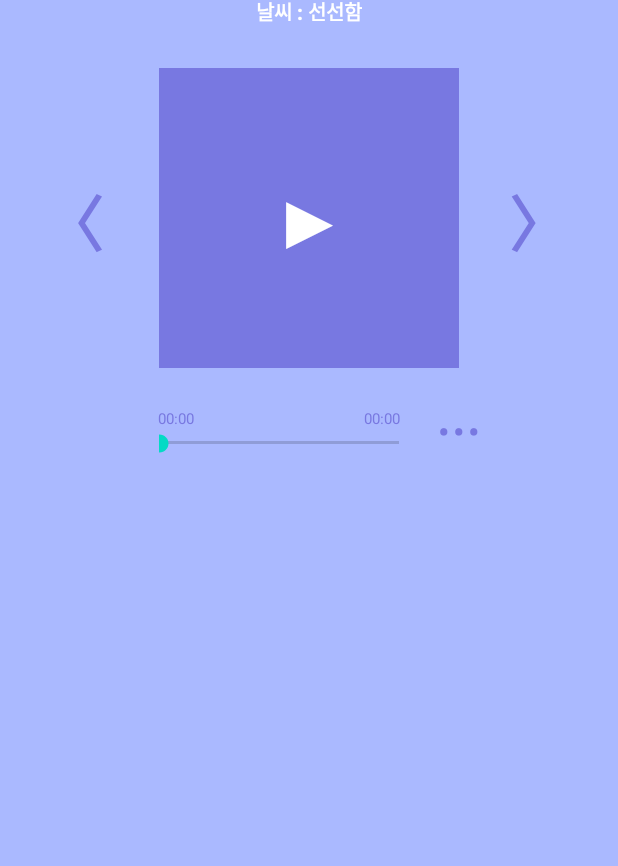
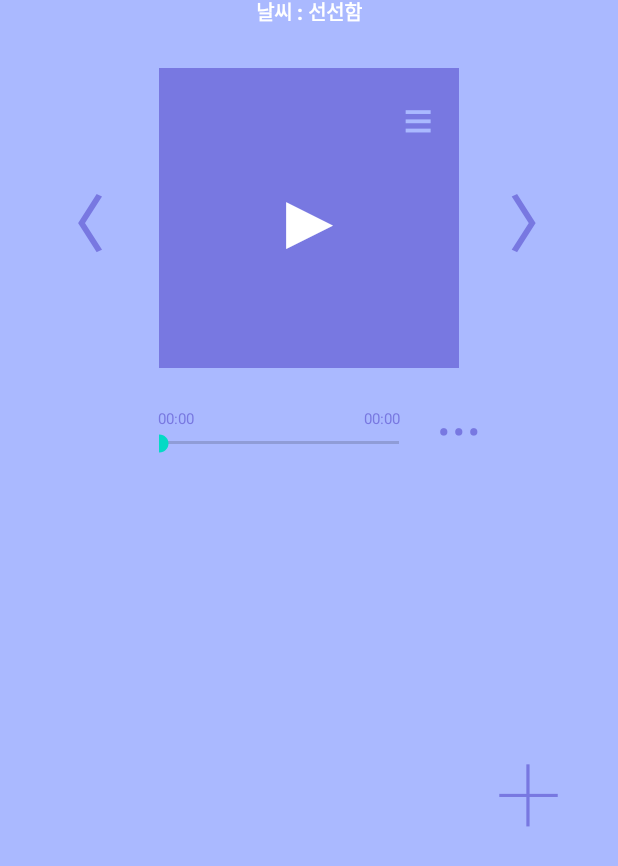
Before and after one commit to haseomg/PlayList, an Android app: the MainActivity screen opened directly, with no data from a screen before it, on a phone screen of 412 x 824 dp. Shown: the part 353-1219 px from the top of the screen. Run offline under Robolectric (Android 15) with nearby library versions, the phone set to English and light mode, and no system bars; libraries missing offline, so code that uses them is left out: com.kakao.sdk; 5 statements that could not run were skipped.

Commit message:
Main - Add SongListButton and Upload Button

```diff
--- a/app/src/main/java/com/example/playlist/MainActivity.java
+++ b/app/src/main/java/com/example/playlist/MainActivity.java
@@ -56,6 +56,8 @@ public class MainActivity extends AppCompatActivity {
     Button logIn;
     Button select;
     Button comment;
+    Button upload;
+    Button songList;
 
     TextView songTime;
     TextView mainLogo;
@@ -211,6 +213,25 @@ public class MainActivity extends AppCompatActivity {
             // personEmail.setText
         }
 
+        // 클릭 이벤트 시 재생목록 생성
+        songList = findViewById(R.id.menuButton);
+        songList.setOnClickListener(new View.OnClickListener() {
+            @Override
+            public void onClick(View v) {
+                Log.i(TAG, "재생목록 버튼 클릭");
+                AlertDialog.Builder builder = new AlertDialog.Builder(MainActivity.this);
+                builder.setTitle("SongList See U Soon !");
+                builder.setPositiveButton("OK",
+                        new DialogInterface.OnClickListener() {
+                            @Override
+                            public void onClick(DialogInterface dialog, int which) {
+
+                            }
+                        });
+                builder.show();
+            }
+        });
+
 
         // PICK 액티비티로 가는 버튼
         select = findViewById(R.id.selectableButton);
@@ -314,6 +335,16 @@ public class MainActivity extends AppCompatActivity {
 //                //TODO 시크바 터치가 끝났을 때
 //            }
 //        });
+
+        upload = findViewById(R.id.uploadButton);
+        upload.setOnClickListener(new View.OnClickListener() {
+            @Override
+            public void onClick(View v) {
+                Log.i(TAG, "uploadButton onCLick()");
+                Intent intent = new Intent(mainCtx, Upload.class);
+                startActivity(intent);
+            }
+        });
 
         // TODO 랜덤 넘버 추출
         randomNumber();
@@ -450,12 +481,12 @@ public class MainActivity extends AppCompatActivity {
                                                             Log.i(TAG, "songInfo num Check : " + num);
 
                                                             String deleteNum = numCut[1];
-                                                            String [] artistCut = deleteNum.split("###");
+                                                            String[] artistCut = deleteNum.split("###");
                                                             artist = artistCut[0];
                                                             Log.i(TAG, "songInfo artist Check : " + artist);
 
                                                             String deleteArtist = artistCut[1];
-                                                            String [] pathCut = deleteArtist.split("@@@");
+                                                            String[] pathCut = deleteArtist.split("@@@");
                                                             String path = pathCut[0];
                                                             Log.i(TAG, "songInfo path Check : " + path);
 
@@ -472,7 +503,8 @@ public class MainActivity extends AppCompatActivity {
                                                             // TODO 4.close Player 조건 잘 세워야 함
 //                                                        closePlayer();
 //                                                        mediaPlayer = new MediaPlayer();
-                                                            mediaPlayer.setLooping(true);
+                                                            // TODO 연속 재생 시켜야 해서 한 곡 반복 해제
+                                                            mediaPlayer.setLooping(false);
                                                             Log.i(TAG, "MediaPlayer 생성");
 
                                                             mediaPlayer.setAudioStreamType(AudioManager.STREAM_MUSIC);
@@ -1183,6 +1215,10 @@ public class MainActivity extends AppCompatActivity {
                 updateSeekBar();
             }
         }, 1000);
+        if (mainSeekBar.getProgress() == 0) {
+            // 다음 음악 재생
+            Log.i(TAG, "mainSeekBar.getProgress Check : " + mainSeekBar.getProgress());
+        }
     }
 
     public void onStopButtonClick() {
@@ -1320,12 +1356,12 @@ public class MainActivity extends AppCompatActivity {
                                                 Log.i(TAG, "[RightPlay]songInfo num Check : " + num);
 
                                                 String deleteNum = numCut[1];
-                                                String [] artistCut = deleteNum.split("###");
+                                                String[] artistCut = deleteNum.split("###");
                                                 artist = artistCut[0];
                                                 Log.i(TAG, "[RightPlay]songInfo artist Check : " + artist);
 
                                                 String deleteArtist = artistCut[1];
-                                                String [] pathCut = deleteArtist.split("@@@");
+                                                String[] pathCut = deleteArtist.split("@@@");
                                                 String path = pathCut[0];
                                                 Log.i(TAG, "[RightPlay]songInfo path Check : " + path);
 
@@ -1344,7 +1380,7 @@ public class MainActivity extends AppCompatActivity {
                                                 // TODO 4.close Player 조건 잘 세워야 함
 //                                                        closePlayer();
 //                                                        mediaPlayer = new MediaPlayer();
-                                                mediaPlayer.setLooping(true);
+                                                mediaPlayer.setLooping(false);
                                                 Log.i(TAG, "[RightPlay] MediaPlayer 생성");
 
                                                 mediaPlayer.setAudioStreamType(AudioManager.STREAM_MUSIC);
@@ -1395,7 +1431,9 @@ public class MainActivity extends AppCompatActivity {
                                                 mediaPlayer.setOnCompletionListener(new MediaPlayer.OnCompletionListener() {
                                                     @Override
                                                     public void onCompletion(MediaPlayer mp) {
+                                                        // 다음곡을 재생하는 코드를 여기에 적어
                                                         mainSeekBar.setProgress(0);
+//                                                        rightPlayBtn.performClick();
                                                     }
                                                 });
 
@@ -1560,6 +1598,15 @@ public class MainActivity extends AppCompatActivity {
 
     public void randomNumber() {
 
+        randomShared = getSharedPreferences("randomNumber", MODE_PRIVATE);
+        randomEditor = randomShared.edit();
+
+        String bringInNumbers = randomShared.getString("randomNumbers", "");
+        Log.i(TAG, "randomNumbers bring in shared : " + bringInNumbers);
+
+        if (bringInNumbers == "" || bringInNumbers == null) {
+
+        } else {
             Log.i(TAG, "randomNumber 메서드 실행");
 
             random = new Random();
@@ -1596,21 +1643,12 @@ public class MainActivity extends AppCompatActivity {
 
 
             // TODO Random Numbers Shared에 넣어보자
-//        if (bringInNumbers.equals("") || bringInNumbers == null) {
-        randomShared = getSharedPreferences("randomNumber", MODE_PRIVATE);
-        randomEditor = randomShared.edit();
+
             randomEditor.putString("randomNumbers", numAdd);
             Log.i(TAG, "numAdd Check : " + numAdd);
             randomEditor.apply();
             randomEditor.commit();
 
-        String bringInNumbers = randomShared.getString("randomNumbers", "");
-        Log.i(TAG, "randomNumbers bring in shared : " + bringInNumbers);
-//        } else {
-//            Log.i(TAG, "randomNumber -- after shared : " + bringInNumbers);
-//        }
-        // TODO 여기까지
-
             Log.i(TAG, "[Random] numAdd check : " + numAdd);
             Log.i(TAG, "[Random] -------------------------------");
 
@@ -1622,6 +1660,7 @@ public class MainActivity extends AppCompatActivity {
             castNum = Integer.toString(firstplayNum);
             // 랜덤 숫자 1개
             Log.i(TAG, "String castNum 확인 : " + castNum);
+        }
     }
 
 
@@ -1632,7 +1671,7 @@ public class MainActivity extends AppCompatActivity {
         if (status == NetworkStatus.TYPE_MOBILE || status == NetworkStatus.TYPE_WIFI) {
 
             HttpUrl.Builder builder = HttpUrl.parse("http://54.180.155.66/insert_pastMusic.php").newBuilder();
-            builder.addQueryParameter("ver","1.0");
+            builder.addQueryParameter("ver", "1.0");
             String url = builder.build().toString();
             Log.i(TAG, "insertPastMusicTable String url Check : " + url);
 
@@ -1701,7 +1740,7 @@ public class MainActivity extends AppCompatActivity {
         if (status == NetworkStatus.TYPE_MOBILE || status == NetworkStatus.TYPE_WIFI) {
 
             HttpUrl.Builder builder = HttpUrl.parse("http://54.180.155.66/delete_Music.php").newBuilder();
-            builder.addQueryParameter("ver","1.0");
+            builder.addQueryParameter("ver", "1.0");
             String url = builder.build().toString();
             Log.i(TAG, "delete_Music  String url Check : " + url);
 
--- a/app/src/main/res/layout/activity_main.xml
+++ b/app/src/main/res/layout/activity_main.xml
@@ -112,6 +112,23 @@
             app:layout_constraintTop_toTopOf="parent"
             app:layout_constraintVertical_bias="0.0" />
 
+        <Button
+            android:id="@+id/menuButton"
+            android:layout_width="55sp"
+            android:layout_height="wrap_content"
+            android:background="#00FFFFFF"
+            android:fontFamily="sans-serif-thin"
+            android:gravity="center_vertical|center_horizontal"
+            android:text="≡"
+            android:textColor="#AAB9FF"
+            android:textSize="35sp"
+            app:layout_constraintBottom_toBottomOf="parent"
+            app:layout_constraintEnd_toEndOf="parent"
+            app:layout_constraintHorizontal_bias="1.0"
+            app:layout_constraintStart_toStartOf="parent"
+            app:layout_constraintTop_toTopOf="parent"
+            app:layout_constraintVertical_bias="0.0" />
+
     </androidx.constraintlayout.widget.ConstraintLayout>
 
     <TextView
@@ -176,4 +193,20 @@
         app:layout_constraintTop_toBottomOf="@+id/mainPlayLayout"
         app:layout_constraintVertical_bias="0.06" />
 
+    <Button
+        android:id="@+id/uploadButton"
+        android:layout_width="wrap_content"
+        android:layout_height="wrap_content"
+        android:background="#00FFFFFF"
+        android:fontFamily="sans-serif-thin"
+        android:text="+"
+        android:textColor="#7878E1"
+        android:textSize="80sp"
+        app:layout_constraintBottom_toBottomOf="parent"
+        app:layout_constraintEnd_toEndOf="parent"
+        app:layout_constraintHorizontal_bias="0.95"
+        app:layout_constraintStart_toStartOf="parent"
+        app:layout_constraintTop_toTopOf="parent"
+        app:layout_constraintVertical_bias="1.0" />
+
 </androidx.constraintlayout.widget.ConstraintLayout>
```
Also changed, not shown: app/src/main/java/com/example/playlist/Upload.java (added, +27 -0 lines), app/src/main/res/layout/activity_upload.xml (added, +139 -0 lines). Lines whose indentation alone changed are shown as unchanged.
